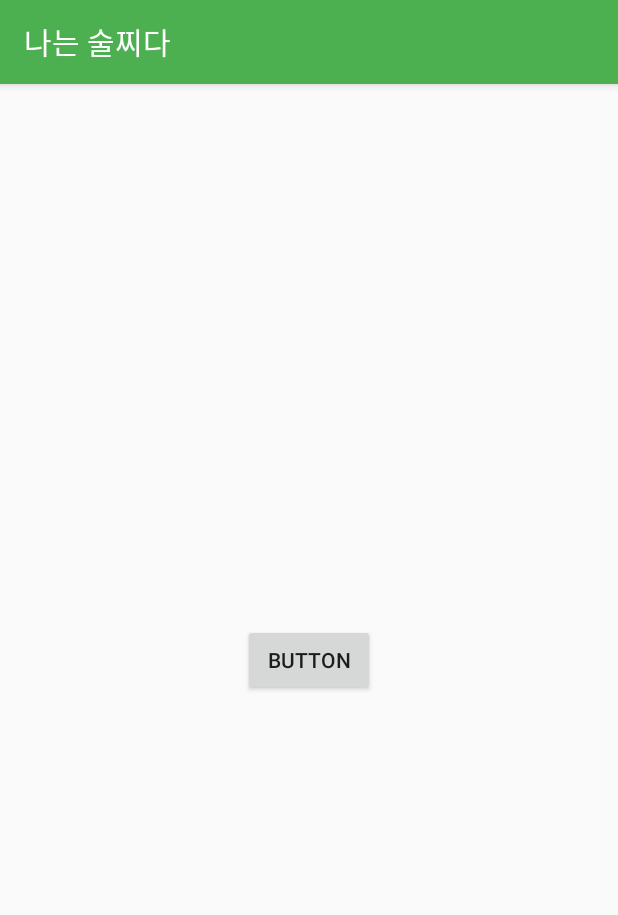
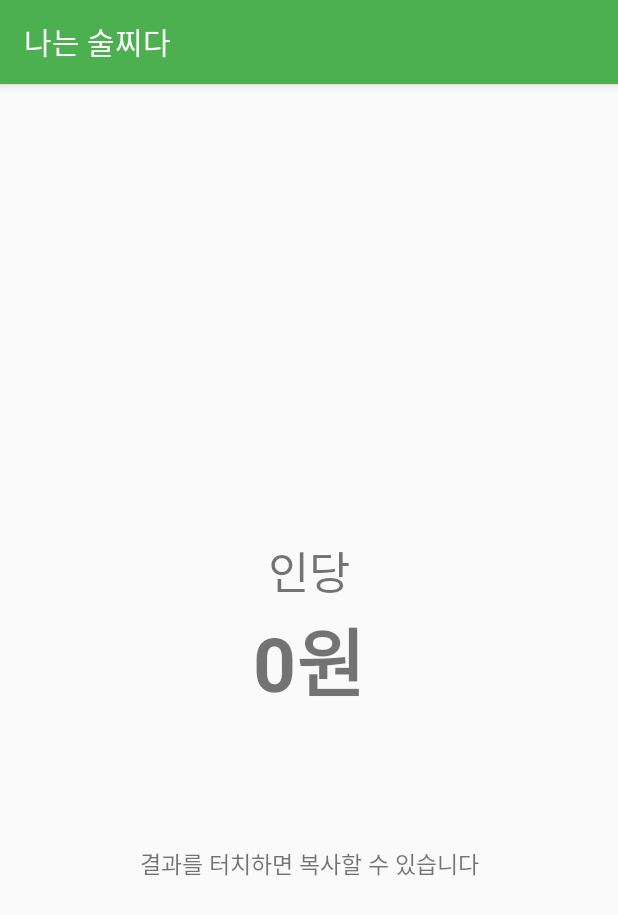
Before and after one commit to H43RO/Hate-Alcohol-Calculator, an Android app: the HateResultActivity screen opened directly, with no data from a screen before it, on a phone screen of 412 x 824 dp. Shown: the top 915 px of the screen. Run offline under Robolectric (Android 15) with nearby library versions, the phone set to English and light mode, and no system bars; 9 statements that could not run were skipped.

Commit message:
Implementation function : Enable copy result (hate_alcohol calculator result activity)

```diff
--- a/app/src/main/java/com/haerokim/hate_alcohol/HateResultActivity.kt
+++ b/app/src/main/java/com/haerokim/hate_alcohol/HateResultActivity.kt
@@ -1,10 +1,15 @@
 package com.haerokim.hate_alcohol
 
+import android.content.ClipData
+import android.content.ClipboardManager
+import android.content.Context
 import android.content.Intent
 import androidx.appcompat.app.AppCompatActivity
 import android.os.Bundle
 import android.util.Log
+import android.widget.Toast
 import kotlinx.android.synthetic.main.activity_hate_result.*
+import kotlinx.android.synthetic.main.activity_normal_caculator.*
 
 class HateResultActivity : AppCompatActivity() {
 
@@ -15,6 +20,8 @@ class HateResultActivity : AppCompatActivity() {
     var total_anju: Int = 0
     var soju_price: Int = 0
     var beer_price: Int = 0
+
+    var hate_result: Int = 0
 
     override fun onCreate(savedInstanceState: Bundle?) {
         super.onCreate(savedInstanceState)
@@ -30,15 +37,27 @@ class HateResultActivity : AppCompatActivity() {
         soju_price = intent.extras.getInt("soju_price")
         beer_price = intent.extras.getInt("beer_price")
 
+        hate_result =
+            (total_anju / people) + (soju_sum * (soju_price / 8)) +
+                    (beer_sum * (beer_price / 3)) + (somek_sum * (soju_price / 8 + beer_price / 2))
 
-        button.setOnClickListener {
-            Log.d("intent_test2", people.toString())
-            Log.d("intent_test2", total_anju.toString())
-            Log.d("intent_test2", soju_price.toString())
-            Log.d("intent_test2", beer_price.toString())
-            Log.d("intent_test2", soju_sum.toString())
-            Log.d("intent_test2", beer_sum.toString())
-            Log.d("intent_test2", somek_sum.toString())
+        Log.d("result_text", hate_result.toString())
+        hate_sum_text_view.text = hate_result.toString() + "원"
+
+
+
+        var result: String
+        var clipboardManager: ClipboardManager = getSystemService(Context.CLIPBOARD_SERVICE) as ClipboardManager
+        var clipData: ClipData
+
+        sum_text_view.setOnClickListener() {
+            result = hate_sum_text_view.text.toString()
+            clipData = ClipData.newPlainText("TOTAL", result)
+            clipboardManager.primaryClip = clipData
+
+            Toast.makeText(this, "복사되었습니다!", Toast.LENGTH_LONG).show()
+            Log.d("Check","CHECKING")
+
         }
 
 
--- a/app/src/main/java/com/haerokim/hate_alcohol/MainActivity.kt
+++ b/app/src/main/java/com/haerokim/hate_alcohol/MainActivity.kt
@@ -12,7 +12,6 @@ class MainActivity : AppCompatActivity() {
         super.onCreate(savedInstanceState)
         setContentView(R.layout.activity_main)
 
-
         goto_normal_calc.setOnClickListener {
             startActivity(Intent(this, NormalCaculatorActivity::class.java))
         }
@@ -20,7 +19,5 @@ class MainActivity : AppCompatActivity() {
         goto_hate_calc.setOnClickListener {
             startActivity(Intent(this, HateCalculatorActivity::class.java))
         }
-
     }
-
 }
--- a/app/src/main/res/layout/activity_hate_result.xml
+++ b/app/src/main/res/layout/activity_hate_result.xml
@@ -7,13 +7,38 @@
     tools:context=".HateResultActivity">
 
 
-    <Button
-        android:id="@+id/button"
+    <TextView
+        android:id="@+id/textView2"
         android:layout_width="wrap_content"
         android:layout_height="wrap_content"
-        android:text="Button"
+        android:text="인당"
+        android:textSize="30dp"
+        app:layout_constraintBottom_toTopOf="@+id/hate_sum_text_view"
+        app:layout_constraintEnd_toEndOf="parent"
+        app:layout_constraintHorizontal_bias="0.5"
+        app:layout_constraintStart_toStartOf="parent" />
+
+    <TextView
+        android:id="@+id/hate_sum_text_view"
+        android:layout_width="wrap_content"
+        android:layout_height="wrap_content"
+        android:text="0원"
+        android:textSize="50dp"
+        android:textStyle="bold"
+        app:layout_constraintBottom_toBottomOf="parent"
+        app:layout_constraintEnd_toEndOf="parent"
+        app:layout_constraintHorizontal_bias="0.5"
+        app:layout_constraintStart_toStartOf="parent"
+        app:layout_constraintTop_toTopOf="parent" />
+
+    <TextView
+        android:layout_width="wrap_content"
+        android:layout_height="20dp"
+        android:layout_marginBottom="240dp"
+        android:text="결과를 터치하면 복사할 수 있습니다"
+        android:textSize="15dp"
         app:layout_constraintBottom_toBottomOf="parent"
         app:layout_constraintEnd_toEndOf="parent"
         app:layout_constraintStart_toStartOf="parent"
-        app:layout_constraintTop_toTopOf="parent" />
+        app:layout_constraintTop_toBottomOf="@+id/sum_text_view" />
 </androidx.constraintlayout.widget.ConstraintLayout>
```
